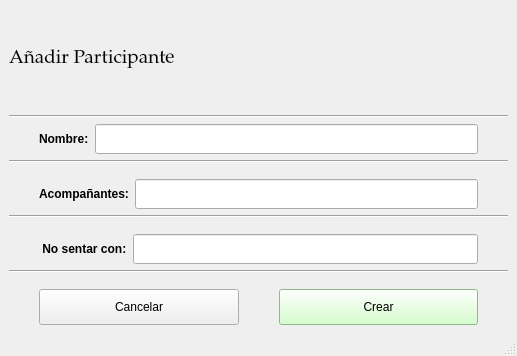
IvanJesusCorbalanPascual/Gestor-de-Eventos, file src/ui/AñadirParticipante.ui: the form before one commit.
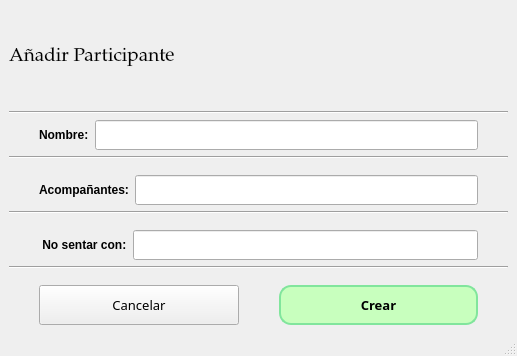
The form after the commit.

Diff of the .ui file:
```diff
--- a/src/ui/AñadirParticipante.ui
+++ b/src/ui/AñadirParticipante.ui
@@ -201,6 +201,12 @@
       </property>
       <item>
        <widget class="QPushButton" name="btnCancelar">
+        <property name="font">
+         <font>
+          <family>Alef</family>
+          <pointsize>10</pointsize>
+         </font>
+        </property>
         <property name="styleSheet">
          <string notr="true">QWidget {
 	padding:10px;
@@ -213,10 +219,38 @@
       </item>
       <item>
        <widget class="QPushButton" name="btnCrear">
+        <property name="minimumSize">
+         <size>
+          <width>0</width>
+          <height>40</height>
+         </size>
+        </property>
+        <property name="font">
+         <font>
+          <family>Alef</family>
+          <pointsize>10</pointsize>
+          <weight>75</weight>
+          <bold>true</bold>
+         </font>
+        </property>
         <property name="styleSheet">
          <string notr="true">QWidget {
     background-color: rgb(200, 255, 190); /* Un verde muy pálido, casi menta */
 	padding:10px;
+}QWidget {
+    background-color: rgb(200, 255, 190); /* Un verde muy pálido, casi menta */
+	padding:10px;	
+/* Estilos base comunes */
+    border: none;
+    border-radius: 12px; /* Bordes Redondeados para todos los botones */
+	border: 2px solid #81E59C; /* Borde sutil */
+    padding: 8px 15px;
+    font-weight: bold;
+    color: black;
+}
+
+QPushButton#btnCrear:hover {
+    background-color: #81E59C;
 }</string>
         </property>
         <property name="text">
```
